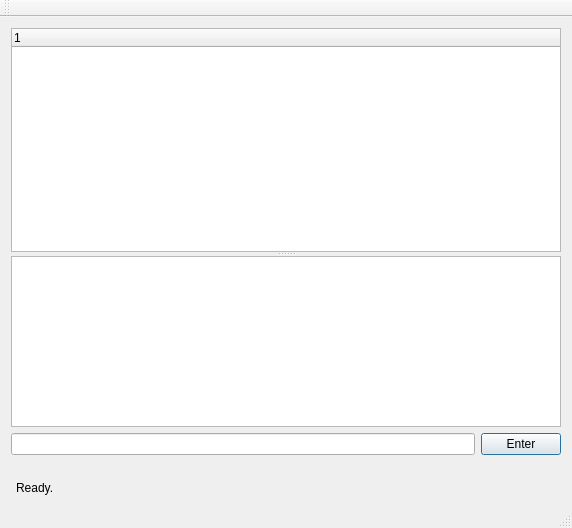
This is You-GUI/yougui.ui in cs2103aug2014-w10-1c/main as Qt 5 draws it before an edit. The edited form follows.
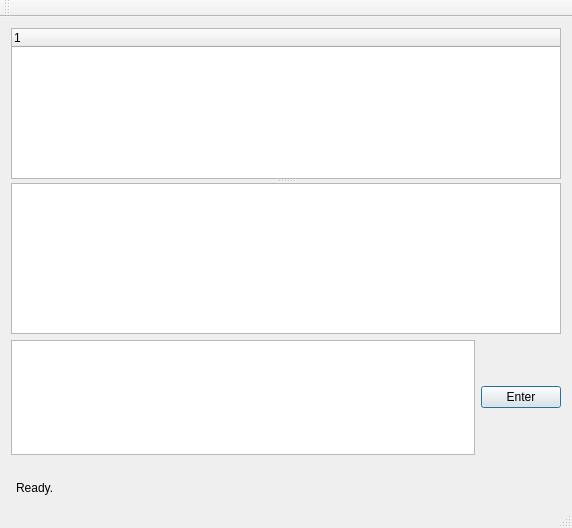
This is the edited form. Icons and pictures are not drawn.

Patch:
```diff
--- a/You-GUI/yougui.ui
+++ b/You-GUI/yougui.ui
@@ -92,11 +92,7 @@
     <item>
      <layout class="QHBoxLayout" name="horizontalLayout">
       <item>
-       <widget class="QLineEdit" name="commandInputBox">
-        <property name="text">
-         <string/>
-        </property>
-       </widget>
+       <widget class="QPlainTextEdit" name="commandTextBox"/>
       </item>
       <item>
        <widget class="QPushButton" name="commandEnterButton">
```
Left out of the diff: 16 changed lines with no effect on the pictures.
